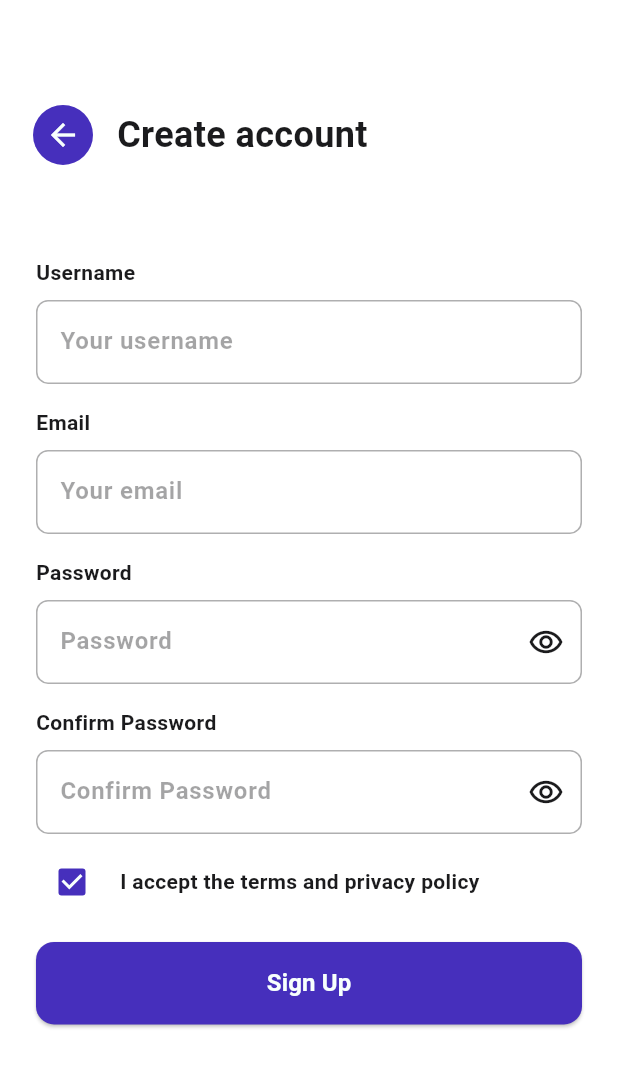
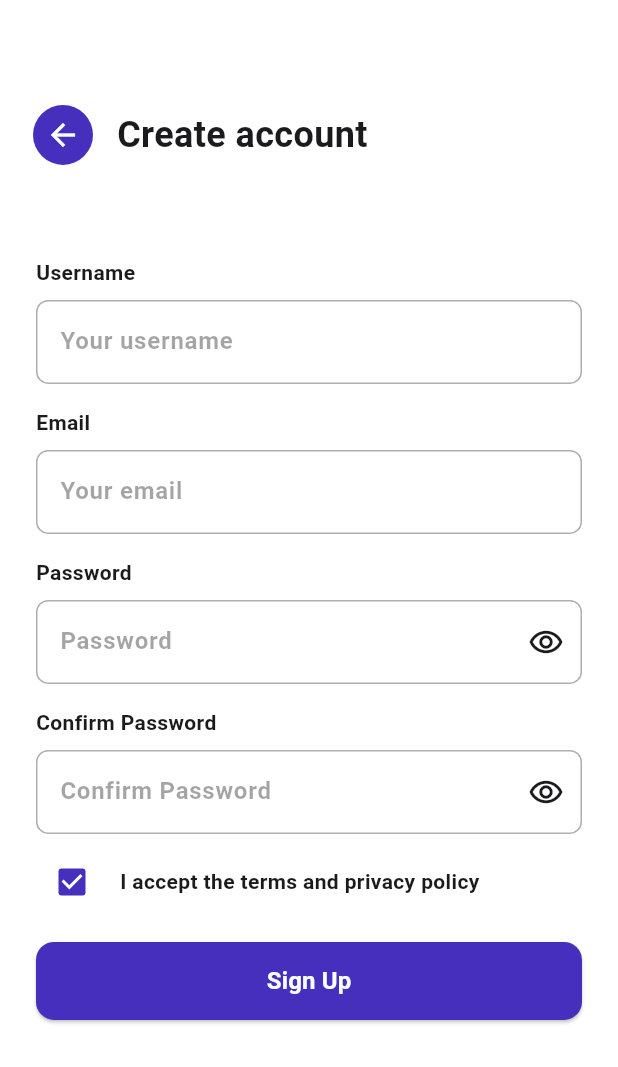
Before and after one commit to vaibhavchoursiya/profile-management-app, a Flutter app: the screen it shows after launch, on a phone screen of 412 x 824 dp. Shown: the top 1067 px of the screen. Run offline on Flutter 3.47's test engine with Material 3 defaults, Android fonts, the phone set to English and light mode, and no system bars; our stand-ins replace go_router, google_fonts.

Commit message:
refactor and seperate typography

```diff
--- /dev/null
+++ b/lib/config/app_theme/app_typography.dart
@@ -0,0 +1,17 @@
+import 'package:flutter/material.dart';
+import 'package:google_fonts/google_fonts.dart';
+
+class AppTypography {
+  static const double textFormFieldSpace = 16.0;
+  static const double bodyPaddingHorizontal = 24.0;
+  static const double bodyPaddingVertical = 8.0;
+  static const double heightBetweenHeaderAndForm = 50.0;
+
+  static const double btnHeight = 52.0;
+
+  static TextStyle authHeaderTextStyle(context) => GoogleFonts.roboto(
+    color: Theme.of(context).colorScheme.onSurface,
+    fontWeight: FontWeight.bold,
+    fontSize: 24.0,
+  );
+}
--- a/lib/feature/register/views/register_screen.dart
+++ b/lib/feature/register/views/register_screen.dart
@@ -1,8 +1,7 @@
 import 'package:flutter/material.dart';
-import 'package:google_fonts/google_fonts.dart';
+import 'package:profile_management_app/feature/register/widgets/register_form_widget.dart';
+import 'package:profile_management_app/feature/register/widgets/register_header_widget.dart';
 import 'package:profile_management_app/shared/helper_methods/helper_methods.dart';
-import 'package:profile_management_app/shared/validators/validators.dart';
-import 'package:profile_management_app/shared/widgets/mtext_form_field.dart';
 
 class RegisterScreen extends StatelessWidget {
   const RegisterScreen({super.key});
@@ -23,142 +22,3 @@ class RegisterScreen extends StatelessWidget {
     );
   }
 }
-
-class RegisterHeaderWidget extends StatelessWidget {
-  const RegisterHeaderWidget({super.key});
-
-  @override
-  Widget build(BuildContext context) {
-    return Container(
-      padding: const EdgeInsets.symmetric(horizontal: 18.0),
-      child: Row(
-        children: [
-          IconButton(
-            onPressed: () {},
-            icon: Icon(
-              Icons.arrow_back,
-              color: Theme.of(context).colorScheme.onPrimary,
-            ),
-            style: IconButton.styleFrom(
-              backgroundColor: Theme.of(context).colorScheme.primary,
-            ),
-          ),
-          const SizedBox(width: 12.0),
-          Text(
-            "Create account",
-            style: GoogleFonts.roboto(
-              color: Theme.of(context).colorScheme.onSurface,
-              fontWeight: FontWeight.bold,
-              fontSize: 24.0,
-            ),
-          ),
-        ],
-      ),
-    );
-  }
-}
-
-class RegisterFormWidget extends StatefulWidget {
-  const RegisterFormWidget({super.key});
-
-  @override
-  State<RegisterFormWidget> createState() => _RegisterFormWidgetState();
-}
-
-class _RegisterFormWidgetState extends State<RegisterFormWidget> {
-  final GlobalKey<FormState> registerFormKey = GlobalKey<FormState>();
-
-  final TextEditingController emailController = TextEditingController();
-
-  final TextEditingController nameController = TextEditingController();
-
-  final TextEditingController passwordController = TextEditingController();
-
-  final TextEditingController confirmPasswordController =
-      TextEditingController();
-  @override
-  Widget build(BuildContext context) {
-    return Form(
-      key: registerFormKey,
-      child: Padding(
-        padding: const EdgeInsets.symmetric(vertical: 8.0, horizontal: 24.0),
-        child: Column(
-          children: [
-            const SizedBox(height: 50.0),
-
-            MtextFormField(
-              controller: nameController,
-              validator: Validators.notEmptyValidator,
-              labelText: "Username",
-              hintText: "Your username",
-              textInputType: TextInputType.text,
-            ),
-            const SizedBox(height: 16.0),
-            MtextFormField(
-              controller: emailController,
-              validator: Validators.emailValidator,
-              labelText: "Email",
-              hintText: "Your email",
-              textInputType: TextInputType.emailAddress,
-            ),
-            const SizedBox(height: 16.0),
-            MtextPasswordFormField(
-              controller: passwordController,
-              validator: Validators.passwordValidator,
-              labelText: "Password",
-              hintText: "Password",
-              textInputType: TextInputType.visiblePassword,
-              isShowPassword: false,
-            ),
-            const SizedBox(height: 16.0),
-            MtextPasswordFormField(
-              controller: passwordController,
-              validator: Validators.passwordValidator,
-              labelText: "Confirm Password",
-              hintText: "Confirm Password",
-              textInputType: TextInputType.visiblePassword,
-              isShowPassword: false,
-            ),
-
-            const SizedBox(height: 8.0),
-
-            Row(
-              children: [
-                Checkbox(value: true, onChanged: (value) {}),
-                const SizedBox(width: 8.0),
-                Text(
-                  "I accept the terms and privacy policy",
-                  style: GoogleFonts.roboto(fontWeight: FontWeight.w600),
-                ),
-              ],
-            ),
-            const SizedBox(height: 16.0),
-
-            SizedBox(
-              width: double.infinity,
-              height: 55.0,
-              child: ElevatedButton(
-                onPressed: () {},
-                style: ElevatedButton.styleFrom(
-                  backgroundColor: Theme.of(context).colorScheme.primary,
-                  foregroundColor: Theme.of(context).colorScheme.onPrimary,
-
-                  shape: RoundedRectangleBorder(
-                    borderRadius: BorderRadius.circular(12.0),
-                  ),
-                ),
-                child: Text(
-                  "Sign Up",
-                  style: GoogleFonts.roboto(
-                    fontWeight: FontWeight.w700,
-                    fontSize: 16.0,
-                  ),
-                ),
-              ),
-            ),
-          ],
-        ),
-      ),
-    );
-  }
-}
--- a/lib/feature/register/widgets/register_background_widget.dart
+++ /dev/null
@@ -1,23 +0,0 @@
-import 'package:flutter/material.dart';
-import 'package:profile_management_app/feature/register/widgets/register_header_widget.dart';
-import 'package:profile_management_app/shared/helper_methods/helper_methods.dart';
-
-class RegisterBackgroundWidget extends StatelessWidget {
-  const RegisterBackgroundWidget({super.key});
-
-  @override
-  Widget build(BuildContext context) {
-    return Positioned.fill(
-      child: Container(
-        decoration: BoxDecoration(color: Theme.of(context).colorScheme.primary),
-        child: Column(
-          children: <Widget>[
-            SizedBox(height: HelperMethods.getResponsiveHeight(context) * 0.05),
-
-            RegisterHeaderWidget(),
-          ],
-        ),
-      ),
-    );
-  }
-}
--- /dev/null
+++ b/lib/feature/register/widgets/register_form_widget.dart
@@ -0,0 +1,113 @@
+import 'package:flutter/material.dart';
+import 'package:google_fonts/google_fonts.dart';
+import 'package:profile_management_app/config/app_theme/app_typography.dart';
+import 'package:profile_management_app/shared/validators/validators.dart';
+import 'package:profile_management_app/shared/widgets/mtext_form_field.dart';
+
+class RegisterFormWidget extends StatefulWidget {
+  const RegisterFormWidget({super.key});
+
+  @override
+  State<RegisterFormWidget> createState() => _RegisterFormWidgetState();
+}
+
+class _RegisterFormWidgetState extends State<RegisterFormWidget> {
+  final GlobalKey<FormState> registerFormKey = GlobalKey<FormState>();
+
+  final TextEditingController emailController = TextEditingController();
+
+  final TextEditingController nameController = TextEditingController();
+
+  final TextEditingController passwordController = TextEditingController();
+
+  final TextEditingController confirmPasswordController =
+      TextEditingController();
+  @override
+  Widget build(BuildContext context) {
+    return Form(
+      key: registerFormKey,
+      child: Padding(
+        padding: const EdgeInsets.symmetric(
+          vertical: AppTypography.bodyPaddingVertical,
+          horizontal: AppTypography.bodyPaddingHorizontal,
+        ),
+        child: Column(
+          children: [
+            const SizedBox(height: AppTypography.heightBetweenHeaderAndForm),
+
+            MtextFormField(
+              controller: nameController,
+              validator: Validators.notEmptyValidator,
+              labelText: "Username",
+              hintText: "Your username",
+              textInputType: TextInputType.text,
+            ),
+            SizedBox(height: AppTypography.textFormFieldSpace),
+            MtextFormField(
+              controller: emailController,
+              validator: Validators.emailValidator,
+              labelText: "Email",
+              hintText: "Your email",
+              textInputType: TextInputType.emailAddress,
+            ),
+            SizedBox(height: AppTypography.textFormFieldSpace),
+            MtextPasswordFormField(
+              controller: passwordController,
+              validator: Validators.passwordValidator,
+              labelText: "Password",
+              hintText: "Password",
+              textInputType: TextInputType.visiblePassword,
+              isShowPassword: false,
+            ),
+            SizedBox(height: AppTypography.textFormFieldSpace),
+            MtextPasswordFormField(
+              controller: passwordController,
+              validator: Validators.passwordValidator,
+              labelText: "Confirm Password",
+              hintText: "Confirm Password",
+              textInputType: TextInputType.visiblePassword,
+              isShowPassword: false,
+            ),
+
+            SizedBox(height: 8.0),
+
+            Row(
+              children: [
+                Checkbox(value: true, onChanged: (value) {}),
+                const SizedBox(width: 8.0),
+                Text(
+                  "I accept the terms and privacy policy",
+                  style: GoogleFonts.roboto(fontWeight: FontWeight.w600),
+                ),
+              ],
+            ),
+            SizedBox(height: AppTypography.textFormFieldSpace),
+
+            SizedBox(
+              width: double.infinity,
+              height: AppTypography.btnHeight,
+              child: ElevatedButton(
+                onPressed: () {},
+                style: ElevatedButton.styleFrom(
+                  backgroundColor: Theme.of(context).colorScheme.primary,
+                  foregroundColor: Theme.of(context).colorScheme.onPrimary,
+
+                  shape: RoundedRectangleBorder(
+                    borderRadius: BorderRadius.circular(12.0),
+                  ),
+                ),
+                child: Text(
+                  "Sign Up",
+                  style: GoogleFonts.roboto(
+                    fontWeight: FontWeight.w700,
+                    fontSize: AppTypography.textFormFieldSpace,
+                  ),
+                ),
+              ),
+            ),
+          ],
+        ),
+      ),
+    );
+  }
+}
--- a/lib/feature/register/widgets/register_header_widget.dart
+++ b/lib/feature/register/widgets/register_header_widget.dart
@@ -1,5 +1,5 @@
 import 'package:flutter/material.dart';
-import 'package:google_fonts/google_fonts.dart';
+import 'package:profile_management_app/config/app_theme/app_typography.dart';
 
 class RegisterHeaderWidget extends StatelessWidget {
   const RegisterHeaderWidget({super.key});
@@ -7,26 +7,23 @@ class RegisterHeaderWidget extends StatelessWidget {
   @override
   Widget build(BuildContext context) {
     return Container(
-      padding: const EdgeInsets.symmetric(horizontal: 16.0, vertical: 8.0),
+      padding: const EdgeInsets.symmetric(horizontal: 18.0),
       child: Row(
         children: [
           IconButton(
             onPressed: () {},
+            icon: Icon(
+              Icons.arrow_back,
+              color: Theme.of(context).colorScheme.onPrimary,
+            ),
             style: IconButton.styleFrom(
-              backgroundColor: Theme.of(context).colorScheme.secondary,
-              foregroundColor: Theme.of(context).colorScheme.primary,
+              backgroundColor: Theme.of(context).colorScheme.primary,
             ),
-            icon: Icon(Icons.arrow_back),
           ),
-
           const SizedBox(width: 12.0),
           Text(
-            "Create Account",
-            style: GoogleFonts.roboto(
-              color: Theme.of(context).colorScheme.onPrimary,
-              fontWeight: FontWeight.w500,
-              fontSize: 20.0,
-            ),
+            "Create account",
+            style: AppTypography.authHeaderTextStyle(context),
           ),
         ],
       ),
```
